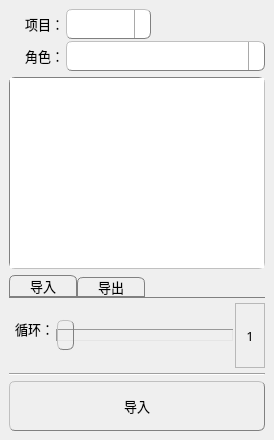
The window that commons/ui/motionLib.ui (lonegather/Barbarian) describes before a commit, drawn with Qt 5.
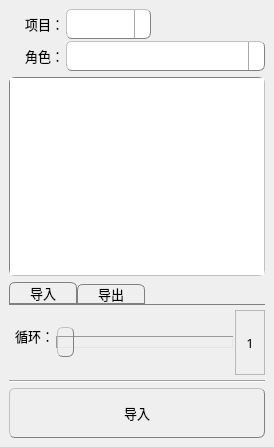
The same window after the commit. Icons and pictures are not drawn.

What changed in the file:
```diff
--- a/commons/ui/motionLib.ui
+++ b/commons/ui/motionLib.ui
@@ -2,6 +2,14 @@
 <ui version="4.0">
  <class>motionLibOption</class>
  <widget class="QMainWindow" name="motionLibOption">
+  <property name="geometry">
+   <rect>
+    <x>0</x>
+    <y>0</y>
+    <width>274</width>
+    <height>447</height>
+   </rect>
+  </property>
   <property name="font">
    <font>
     <family>微软雅黑</family>
```
Left out of the diff: 24 changed lines with no effect on the pictures.
